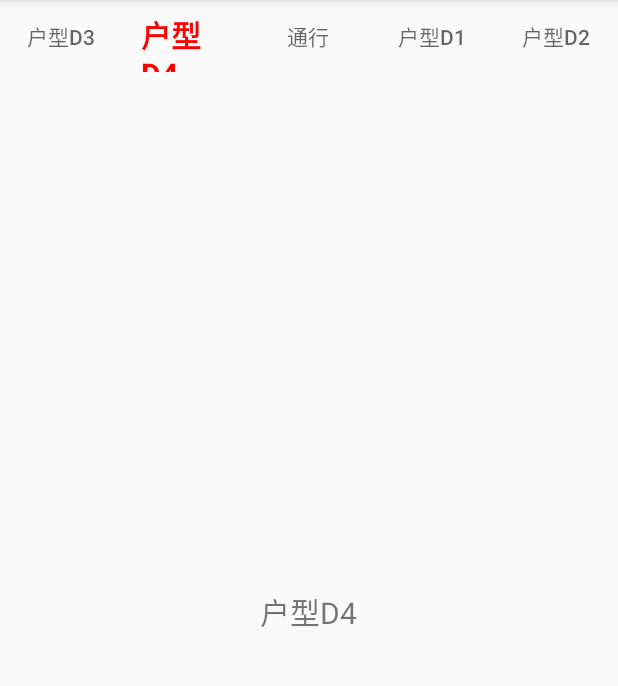
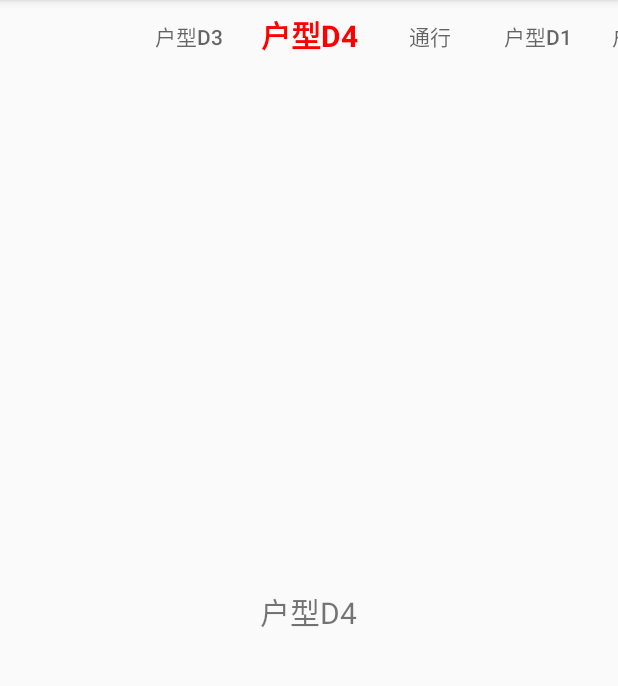
Before and after one commit to luoyiqi/CenterCycleTabLayout, an Android app: the screen it shows after launch (MainActivity), tab 2 chosen, on a phone screen of 412 x 824 dp, the part 84-770 px from its top. Run offline under Robolectric (Android 15) with nearby library versions, the phone set to English and light mode, and no system bars; our stand-ins replace ButterKnife.

Commit message:
Tab of the TabLayout selected always in center.

```diff
--- /dev/null
+++ b/app/src/main/java/com/xuejinwei/centercycletablayout/CenteringTabLayout.java
@@ -0,0 +1,37 @@
+package com.xuejinwei.centercycletablayout;
+
+import android.content.Context;
+import android.support.design.widget.TabLayout;
+import android.support.v4.view.ViewCompat;
+import android.util.AttributeSet;
+import android.view.View;
+import android.view.ViewGroup;
+
+/**
+ * Created by xuejinwei on 16/9/9.
+ * Email:xuejinwei@outlook.com
+ * app:tabMode="scrollable" 该属性必须如此设置，否则内存溢出
+ * 选中的tab永远居中显示
+ */
+public class CenteringTabLayout extends TabLayout {
+
+    public CenteringTabLayout(Context context) {
+        this(context, null);
+    }
+
+    public CenteringTabLayout(Context context, AttributeSet attrs) {
+        this(context, attrs, 0);
+    }
+
+    public CenteringTabLayout(Context context, AttributeSet attrs, int defStyleAttr) {
+        super(context, attrs, defStyleAttr);
+    }
+
+    @Override
+    protected void onLayout(boolean changed, int l, int t, int r, int b) {
+        super.onLayout(changed, l, t, r, b);
+        View firstTab = ((ViewGroup) getChildAt(0)).getChildAt(0);
+        View lastTab = ((ViewGroup) getChildAt(0)).getChildAt(((ViewGroup) getChildAt(0)).getChildCount() - 1);
+        ViewCompat.setPaddingRelative(getChildAt(0), (getWidth() / 2) - (firstTab.getWidth() / 2), 0, (getWidth() / 2) - (lastTab.getWidth() / 2), 0);
+    }
+}
--- a/app/src/main/java/com/xuejinwei/centercycletablayout/MainActivity.java
+++ b/app/src/main/java/com/xuejinwei/centercycletablayout/MainActivity.java
@@ -19,13 +19,10 @@ import butterknife.ButterKnife;
 
 public class MainActivity extends AppCompatActivity {
 
-    @Bind(R.id.tabLayout)
-    TabLayout tabLayout;
-    @Bind(R.id.viewPager)
-    ViewPager viewPager;
+    @Bind(R.id.viewPager) ViewPager          viewPager;
+    @Bind(R.id.tabLayout) CenteringTabLayout mTabLayout;
 
     String[] mStrTitle = {"户型D3", "户型D4", "通行", "户型D1", "户型D2"};
-
     List<String> mListTitle = new ArrayList<>();
 
 
@@ -40,35 +37,34 @@ public class MainActivity extends AppCompatActivity {
         if (viewPager != null) {
             setupViewPager(viewPager);
         }
-        tabLayout.setupWithViewPager(viewPager);
+        mTabLayout.setupWithViewPager(viewPager);
         final RelativeLayout tabView = (RelativeLayout) LayoutInflater
                 .from(MainActivity.this)
-                .inflate(R.layout.tabview, tabLayout, false);
-        tabLayout.setOnTabSelectedListener(new TabLayout.OnTabSelectedListener() {
+                .inflate(R.layout.tabview, mTabLayout, false);
+        mTabLayout.addOnTabSelectedListener(new TabLayout.OnTabSelectedListener() {
             @Override
             public void onTabSelected(TabLayout.Tab tab) {
                 tab.setCustomView(tabView);
-                int selectedPos = mListTitle.indexOf(tab.getText().toString());
-                viewPager.setCurrentItem(selectedPos);
             }
 
             @Override
-            public void onTabUnselected(TabLayout.Tab tab) {
+            public void onTabUnselected(CenteringTabLayout.Tab tab) {
                 tab.setCustomView(null);
             }
 
             @Override
-            public void onTabReselected(TabLayout.Tab tab) {
-                tab.setCustomView(tabView);
+            public void onTabReselected(CenteringTabLayout.Tab tab) {
+
             }
         });
 
-        TabLayout.Tab tabAt = tabLayout.getTabAt(2);
-        if (tabAt != null) {
-            tabAt.select();
-        }
+        mTabLayout.postDelayed(new Runnable() {
+            @Override
+            public void run() {
+                viewPager.setCurrentItem(2);//选中5个中间的第3个
+            }
+        }, 10);
 
-        tabLayout.getTabAt(3);
     }
 
     private void setupViewPager(ViewPager viewPager) {
@@ -82,8 +78,8 @@ public class MainActivity extends AppCompatActivity {
     }
 
     static class FragmentAdapter extends FragmentPagerAdapter {
-        private final List<Fragment> mFragments = new ArrayList<>();
-        private final List<String> mFragmentTitles = new ArrayList<>();
+        private final List<Fragment> mFragments      = new ArrayList<>();
+        private final List<String>   mFragmentTitles = new ArrayList<>();
 
         public FragmentAdapter(FragmentManager fm) {
             super(fm);
--- a/app/src/main/res/layout/activity_main.xml
+++ b/app/src/main/res/layout/activity_main.xml
@@ -7,13 +7,12 @@
     android:orientation="vertical">
 
 
-    <android.support.design.widget.TabLayout
+    <com.xuejinwei.centercycletablayout.CenteringTabLayout
         android:id="@+id/tabLayout"
         android:layout_width="match_parent"
         android:layout_height="48dp"
-        android:layout_gravity="center_horizontal"
         app:tabIndicatorHeight="0dp"
-        app:tabMode="fixed" />
+        app:tabMode="scrollable" />
 
     <android.support.v4.view.ViewPager
         android:id="@+id/viewPager"
```
